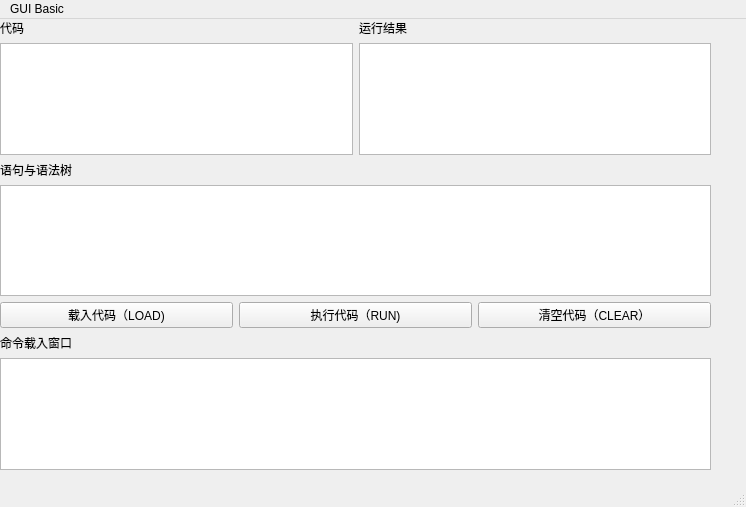
Qt form mainwindow.ui (Kami-code/Basic-Interpreter) before a commit.
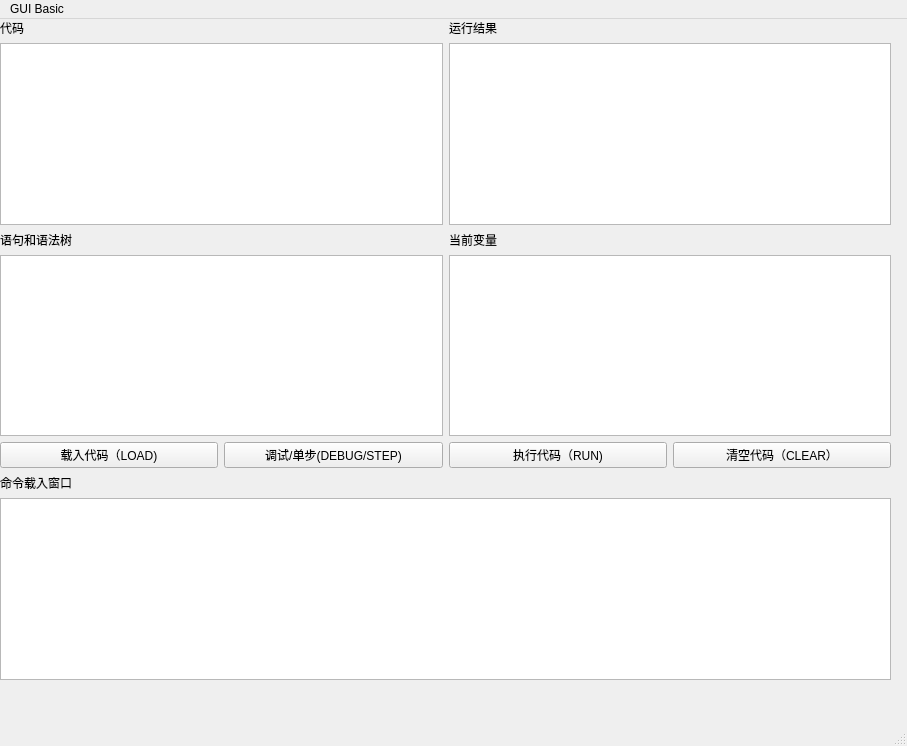
The same form after that commit.

What changed in the file:
```diff
--- a/mainwindow.ui
+++ b/mainwindow.ui
@@ -6,8 +6,8 @@
    <rect>
     <x>0</x>
     <y>0</y>
-    <width>746</width>
-    <height>507</height>
+    <width>907</width>
+    <height>746</height>
    </rect>
   </property>
   <property name="sizePolicy">
@@ -31,8 +31,8 @@
      <rect>
       <x>0</x>
       <y>0</y>
-      <width>711</width>
-      <height>451</height>
+      <width>891</width>
+      <height>661</height>
      </rect>
     </property>
     <layout class="QVBoxLayout" name="verticalLayout_2">
@@ -68,16 +68,34 @@
       </layout>
      </item>
      <item>
+      <layout class="QHBoxLayout" name="horizontalLayout_3">
+       <item>
+        <widget class="QLabel" name="label_5">
+         <property name="text">
+          <string>语句和语法树</string>
+         </property>
+        </widget>
+       </item>
+       <item>
       <widget class="QLabel" name="label">
        <property name="text">
-        <string>语句与语法树</string>
+          <string>当前变量</string>
        </property>
       </widget>
      </item>
+      </layout>
+     </item>
+     <item>
+      <layout class="QHBoxLayout" name="horizontalLayout">
      <item>
       <widget class="QTextBrowser" name="grammarBrowser"/>
      </item>
      <item>
+        <widget class="QTextBrowser" name="variableBrowser"/>
+       </item>
+      </layout>
+     </item>
+     <item>
       <layout class="QHBoxLayout" name="horizontalLayout_6">
        <item>
         <widget class="QPushButton" name="loadButton">
@@ -86,6 +104,13 @@
          </property>
         </widget>
        </item>
+       <item>
+        <widget class="QPushButton" name="stepButton">
+         <property name="text">
+          <string>调试/单步(DEBUG/STEP)</string>
+         </property>
+        </widget>
+       </item>
        <item>
         <widget class="QPushButton" name="runButton">
          <property name="text">
@@ -127,7 +152,7 @@
     <rect>
      <x>0</x>
      <y>0</y>
-     <width>746</width>
+     <width>907</width>
      <height>26</height>
     </rect>
    </property>
```
Lines whose indentation alone changed are shown as unchanged.
